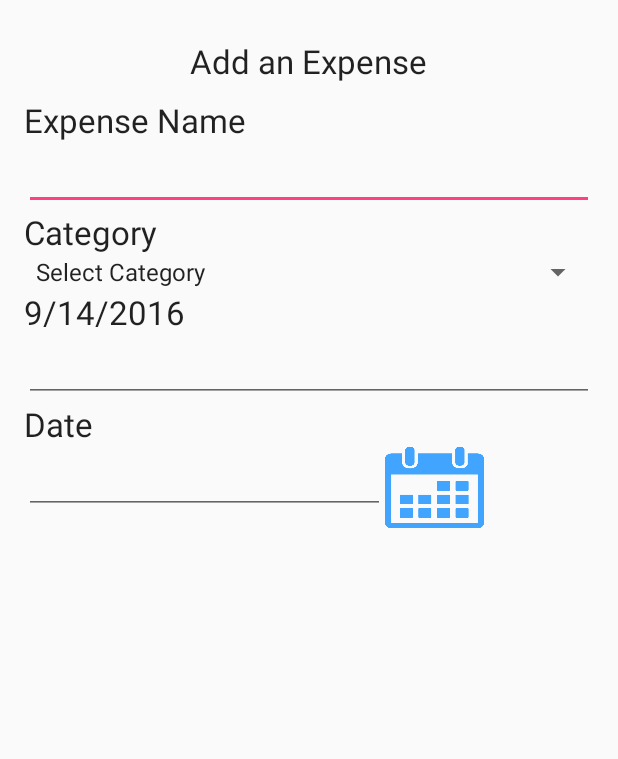
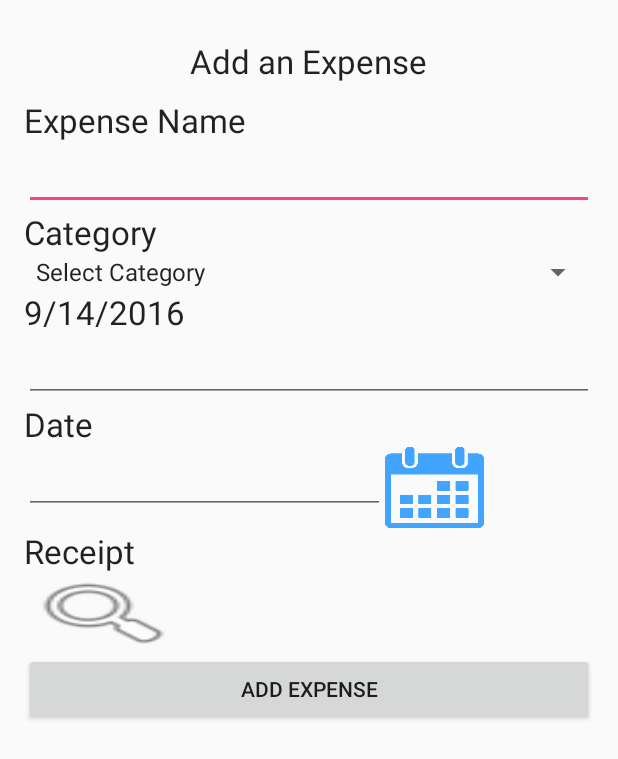
Before and after one commit to shanbutler/ITCS4180HW, an Android app: the screen it shows after launch (AddExpense), after a tap on "ADD EXPENSE", on a phone screen of 412 x 824 dp. Shown: the top 759 px of the screen. Run offline under Robolectric (Android 15) with nearby library versions, the phone set to English and light mode, and no system bars; 1 statement that could not run was skipped.

Commit message:
Added parcelable expense class

```diff
--- a/ExpenseApp/app/src/main/java/com/example/shan/expenseapp/AddExpense.java
+++ b/ExpenseApp/app/src/main/java/com/example/shan/expenseapp/AddExpense.java
@@ -2,6 +2,8 @@ package com.example.shan.expenseapp;
 
 import android.app.DatePickerDialog;
 import android.app.Dialog;
+import android.content.Intent;
+import android.net.Uri;
 import android.os.Bundle;
 import android.support.design.widget.FloatingActionButton;
 import android.support.design.widget.Snackbar;
@@ -18,11 +20,13 @@ import android.widget.TextView;
 import android.widget.Toast;
 
 import java.util.Calendar;
+import java.util.Date;
 
 public class AddExpense extends AppCompatActivity {
 
     EditText expName;
     Spinner spinner;
+    Button addExpButton;
     //ImageButton calendarButton;
     DatePicker datePicker;
     TextView dateView;
@@ -31,12 +35,21 @@ public class AddExpense extends AppCompatActivity {
     int month;
     int day;
 
+    public String name;
+    public String category;
+    public Date date;
+    public double amount;
+    public Uri uri;
+
+    final Intent returnMain = new Intent(AddExpense.this, MainActivity.class);
+
 
     @Override
     protected void onCreate(Bundle savedInstanceState) {
         super.onCreate(savedInstanceState);
         setContentView(R.layout.activity_add_expense);
 
+        addExpButton = (Button) findViewById(R.id.addNewExp);
         //calendarButton = (ImageButton) findViewById(R.id.calendarButton);
 
         // fill the dropdown menu
@@ -54,6 +67,17 @@ public class AddExpense extends AppCompatActivity {
         month = calendar.get(Calendar.MONTH);
         day = calendar.get(Calendar.DAY_OF_MONTH);
         showDate(year, month+1, day);
+
+        addExpButton.setOnClickListener(new View.OnClickListener() {
+            @Override
+            public void onClick(View v) {
+                Expense e = new Expense(name, category, amount, date, uri);
+                startActivity(returnMain);
+                returnMain.putExtra("NEW_EXPENSE", e);
+
+            }
+        });
+
     }
 
         // more date picker dialog stuff
@@ -88,4 +112,5 @@ public class AddExpense extends AppCompatActivity {
         }
 
 
+
 }
--- a/ExpenseApp/app/src/main/java/com/example/shan/expenseapp/MainActivity.java
+++ b/ExpenseApp/app/src/main/java/com/example/shan/expenseapp/MainActivity.java
@@ -6,6 +6,7 @@ import android.os.Bundle;
 import android.view.View;
 import android.widget.Button;
 
+import java.io.Serializable;
 import java.util.ArrayList;
 
 /**
@@ -22,7 +23,9 @@ public class MainActivity extends AppCompatActivity {
     Button showExpButton;
     Button finishButton;
 
-    ArrayList<Object> expObjList[];
+    ArrayList<Expense> expObjList[];
+    int numExpenses = 0;
+    Expense exp;
 
     @Override
     protected void onCreate(Bundle savedInstanceState) {
@@ -38,12 +41,19 @@ public class MainActivity extends AppCompatActivity {
         final Intent editIntent = new Intent(MainActivity.this, EditExpense.class);
         final Intent deleteIntent = new Intent(MainActivity.this, DeleteExpense.class);
         final Intent showIntent = new Intent(MainActivity.this, ShowExpenses.class);
+        final Intent retrieve = getIntent();
 
         // go to Home screen
         final Intent finish = new Intent(Intent.ACTION_MAIN);
         finish.addCategory(Intent.CATEGORY_HOME);
         finish.setFlags(Intent.FLAG_ACTIVITY_NEW_TASK);
 
+        // retrieve expenses
+        if(getIntent().getExtras() != null){
+            exp = getIntent().getParcelableExtra("NEW_EXPENSE");
+            expObjList[numExpenses].add(exp);
+
+        }
 
 
         addExpButton.setOnClickListener(new View.OnClickListener() {
--- a/ExpenseApp/app/src/main/res/layout/activity_add_expense.xml
+++ b/ExpenseApp/app/src/main/res/layout/activity_add_expense.xml
@@ -8,7 +8,8 @@
     android:paddingRight="@dimen/activity_horizontal_margin"
     android:paddingTop="@dimen/activity_vertical_margin"
     tools:context="com.example.shan.expenseapp.MainActivity"
-    android:orientation="vertical">
+    android:orientation="vertical"
+    android:weightSum="1">
 
 
     <TextView
@@ -84,5 +85,24 @@
 
 </LinearLayout>
 
+    <TextView
+        android:layout_width="wrap_content"
+        android:layout_height="wrap_content"
+        android:textAppearance="?android:attr/textAppearanceLarge"
+        android:text="@string/receipt"
+        android:id="@+id/textView5" />
+
+    <ImageButton
+        android:layout_width="106dp"
+        android:layout_height="53dp"
+        android:id="@+id/receiptButton"
+        android:background="@android:drawable/ic_menu_search" />
+
+    <Button
+        android:layout_width="match_parent"
+        android:layout_height="wrap_content"
+        android:text="@string/addExpT"
+        android:id="@+id/addNewExp" />
+
 
 </LinearLayout>
--- a/ExpenseApp/app/src/main/res/values/strings.xml
+++ b/ExpenseApp/app/src/main/res/values/strings.xml
@@ -14,6 +14,8 @@
     <string name="category">Category</string>
     <string name="amountText">Amount</string>
     <string name="dateText">Date</string>
+    <string name="receipt">Receipt</string>
+    <string name="addExpT">Add Expense</string>
 
     // spinner array; drop down for categories of expenses
     <string-array name="expense_categories">
```
Also changed, not shown: ExpenseApp/app/src/main/java/com/example/shan/expenseapp/Expense.java (added, +64 -0 lines).
